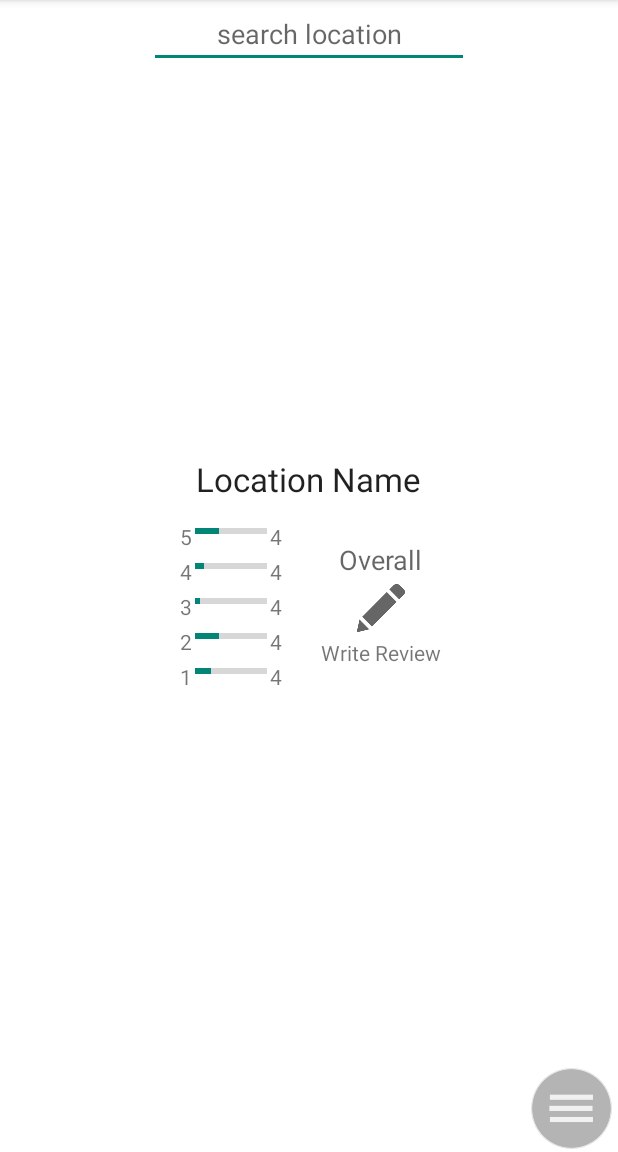
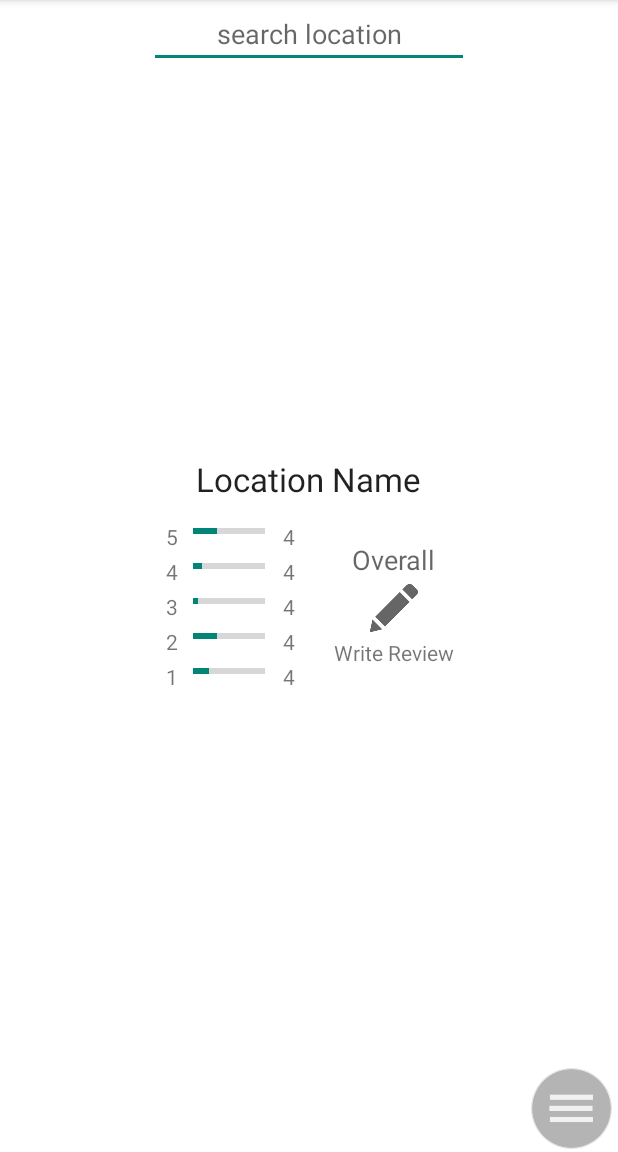
Before and after one commit to amar-p/TheBachaoProject, an Android app: the fragment ReviewFragment placed in its activity, on a phone screen of 412 x 824 dp, the part 84-1236 px from its top. Run offline under Robolectric (Android 15) with nearby library versions, the phone set to English and light mode, and no system bars; libraries missing offline, so code that uses them is left out: com.mapbox.mapboxsdk; plain views replace MapView; 14 statements that could not run were skipped.

Commit message:
search fragment added

```diff
--- a/app/src/main/java/in/jaaga/thebachaoproject/MainActivity.java
+++ b/app/src/main/java/in/jaaga/thebachaoproject/MainActivity.java
@@ -7,6 +7,7 @@ import android.content.Intent;
 import android.location.LocationManager;
 import android.net.ConnectivityManager;
 import android.net.NetworkInfo;
+import android.net.Uri;
 import android.os.AsyncTask;
 import android.provider.Settings;
 import android.support.v4.app.Fragment;
@@ -52,7 +53,7 @@ import java.util.List;
 import java.util.concurrent.ExecutionException;
 
 
-public class MainActivity extends ActionBarActivity implements View.OnClickListener,MenuFragment.OnFragmentInteractionListener,ReviewFragment.OnFragmentInteractionListener{
+public class MainActivity extends ActionBarActivity implements View.OnClickListener,MenuFragment.OnFragmentInteractionListener,SearchFragment.OnFragmentInteractionListener,ReviewFragment.OnFragmentInteractionListener{
 
 
 
@@ -60,10 +61,6 @@ public class MainActivity extends ActionBarActivity implements View.OnClickListe
     private MapView mapView;
     private ProgressBar progressBar;
     private Button menuButton;
-    private EditText edit_text_search_box;
-    private ListView suggestions;
-
-    List<String> items;
     double lat,lng;
 
 
@@ -78,10 +75,10 @@ public class MainActivity extends ActionBarActivity implements View.OnClickListe
         BoundingBox boundingBox = new BoundingBox(neLatLng,swLattLng);
 
         mapView = (MapView) findViewById(R.id.mapview);
-        suggestions= (ListView) findViewById(R.id.listView);
+
         progressBar= (ProgressBar) findViewById(R.id.progressBar);
         menuButton = (Button) findViewById(R.id.btn_menu);
-        edit_text_search_box = (EditText) findViewById(R.id.editText_search_box);
+
         menuButton.setOnClickListener(this);
         //mapView.loadFromGeoJSONURL("https://a.tiles.mapbox.com/v4/amarp.l46caon4/features.json?access_token=pk.eyJ1IjoiYW1hcnAiLCJhIjoiMzQ2Q2JpZyJ9.qNRj5mHyu5KjGwtjYoOe0w");
         mapView.zoomToBoundingBox(boundingBox);
@@ -91,16 +88,6 @@ public class MainActivity extends ActionBarActivity implements View.OnClickListe
         mapView.setAccessToken("sk.eyJ1IjoiYW1hcnAiLCJhIjoiOTZ0N2F4MCJ9.TTvMMwStKFMMN-nONyYJKA");
         //mapView.setZoom(0);
         mapView.setSaveEnabled(true);
-
-        items=new ArrayList<>();
-        //items.add("test");
-
-
-        final ArrayAdapter<String> adapter = new ArrayAdapter<String>(this,
-                R.layout.search_list_item, items);
-
-
-        suggestions.setAdapter(adapter);
 
         goToUserLocation();
 
@@ -153,42 +140,6 @@ public class MainActivity extends ActionBarActivity implements View.OnClickListe
             }
         });
 
-        edit_text_search_box.addTextChangedListener(new TextWatcher() {
-            @Override
-            public void beforeTextChanged(CharSequence s, int start, int count, int after) {
-
-            }
-
-            @Override
-            public void onTextChanged(CharSequence s, int start, int before, int count) {
-
-                //Toast.makeText(getApplicationContext(),s,Toast.LENGTH_SHORT).show();
-                //String search_query= (String) s;
-
-                ArrayAdapter<String> adapter = (ArrayAdapter<String>) suggestions.getAdapter();
-                try {
-                    adapter.addAll(searchLocation(s));
-                } catch (ExecutionException e) {
-                    e.printStackTrace();
-                } catch (InterruptedException e) {
-                    e.printStackTrace();
-                }
-                adapter.notifyDataSetChanged();
-
-
-            }
-
-            @Override
-            public void afterTextChanged(Editable s) {
-
-                if(s.length()==0 || s.length()==-1){
-                    items.clear();
-                    adapter.clear();
-                    adapter.notifyDataSetChanged();
-                }
-
-            }
-        });
 
     }
 
@@ -386,15 +337,9 @@ public class MainActivity extends ActionBarActivity implements View.OnClickListe
     @Override
     public void searchLocation() {
 
+      //  SearchFragment fragment=new SearchFragment();
+       // getSupportFragmentManager().beginTransaction().add(fragment,"search").commit();
 
-    }
-
-
-    public List<String> searchLocation(CharSequence location) throws ExecutionException, InterruptedException {
-
-        String searchLocation=location.toString();
-
-        return new searchLocationThread().execute(searchLocation).get();
 
     }
 
@@ -429,64 +374,8 @@ public class MainActivity extends ActionBarActivity implements View.OnClickListe
         }
     }
 
-    protected class searchLocationThread extends AsyncTask<String,Void,List<String>>{
+    @Override
+    public void onFragmentInteraction(Uri uri) {
 
-        @Override
-        protected List<String> doInBackground(String... params) {
-
-            URL mapboxLocationUrl= null;
-            String[] locationarray= params;
-            String location=locationarray[0];
-
-
-            try {
-                mapboxLocationUrl = new URL("http://api.tiles.mapbox.com/v4/geocode/mapbox.places-permanent/"+location+".json?access_token=sk.eyJ1IjoiYW1hcnAiLCJhIjoiOTZ0N2F4MCJ9.TTvMMwStKFMMN-nONyYJKA");
-
-                HttpURLConnection connection = (HttpURLConnection) mapboxLocationUrl.openConnection();
-                connection.connect();
-               int length=connection.getContentLength();
-                if(length==-1){}
-
-                else{
-               char[] data=new char[length];
-
-
-
-
-            InputStream inputStream=connection.getInputStream();
-            Reader reader=new InputStreamReader(inputStream);
-            reader.read(data);
-            String responseData=new String(data);
-                JSONObject jsonObject=null;
-                try {
-                    jsonObject=new JSONObject(responseData);
-
-                    JSONArray jsonArray=jsonObject.getJSONArray("features");
-                    //jsonArray.getJSONObject(1).getString("text");
-                    System.out.println(jsonArray.getJSONObject(0).getString("place_name"));
-                    System.out.println(jsonArray.getJSONObject(0).getString("center"));
-
-                    items.clear();
-                    items.add(jsonArray.getJSONObject(0).getString("place_name"));
-
-
-
-                } catch (JSONException e) {
-                    e.printStackTrace();
-                }
-
-                int responseCode= connection.getResponseCode();
-                System.out.println(responseCode);
-                }
-            } catch (MalformedURLException e) {
-                e.printStackTrace();
-            }
-            catch (IOException e) {
-                e.printStackTrace();
-            }
-
-            return items;
-        }
     }
-
 }
--- /dev/null
+++ b/app/src/main/java/in/jaaga/thebachaoproject/SearchFragment.java
@@ -0,0 +1,276 @@
+package in.jaaga.thebachaoproject;
+
+import android.app.Activity;
+import android.net.Uri;
+import android.os.AsyncTask;
+import android.os.Bundle;
+import android.support.v4.app.Fragment;
+import android.support.v4.app.ListFragment;
+import android.text.Editable;
+import android.text.TextWatcher;
+import android.view.LayoutInflater;
+import android.view.View;
+import android.view.ViewGroup;
+import android.widget.ArrayAdapter;
+import android.widget.EditText;
+import android.widget.ListView;
+
+import org.json.JSONArray;
+import org.json.JSONException;
+import org.json.JSONObject;
+
+import java.io.IOException;
+import java.io.InputStream;
+import java.io.InputStreamReader;
+import java.io.Reader;
+import java.net.HttpURLConnection;
+import java.net.MalformedURLException;
+import java.net.URL;
+import java.util.ArrayList;
+import java.util.List;
+import java.util.concurrent.ExecutionException;
+
+
+/**
+ * A simple {@link Fragment} subclass.
+ * Activities that contain this fragment must implement the
+ * {@link SearchFragment.OnFragmentInteractionListener} interface
+ * to handle interaction events.
+ * Use the {@link SearchFragment#newInstance} factory method to
+ * create an instance of this fragment.
+ */
+public class SearchFragment extends ListFragment {
+
+
+    private EditText edit_text_search_box;
+    //private ListView suggestions;
+    HttpURLConnection connection;
+    searchLocationThread thread=null;
+
+    List<String> items;
+    TextWatcher textWatcher;
+
+    // TODO: Rename parameter arguments, choose names that match
+    // the fragment initialization parameters, e.g. ARG_ITEM_NUMBER
+    private static final String ARG_PARAM1 = "param1";
+    private static final String ARG_PARAM2 = "param2";
+
+    // TODO: Rename and change types of parameters
+    private String mParam1;
+    private String mParam2;
+
+    private OnFragmentInteractionListener mListener;
+
+    /**
+     * Use this factory method to create a new instance of
+     * this fragment using the provided parameters.
+     *
+     * @param param1 Parameter 1.
+     * @param param2 Parameter 2.
+     * @return A new instance of fragment SearchFragment.
+     */
+    // TODO: Rename and change types and number of parameters
+    public static SearchFragment newInstance(String param1, String param2) {
+        SearchFragment fragment = new SearchFragment();
+        Bundle args = new Bundle();
+        args.putString(ARG_PARAM1, param1);
+        args.putString(ARG_PARAM2, param2);
+        fragment.setArguments(args);
+        return fragment;
+    }
+
+    public SearchFragment() {
+        // Required empty public constructor
+    }
+
+    @Override
+    public void onCreate(Bundle savedInstanceState) {
+        super.onCreate(savedInstanceState);
+        if (getArguments() != null) {
+            mParam1 = getArguments().getString(ARG_PARAM1);
+            mParam2 = getArguments().getString(ARG_PARAM2);
+        }
+
+
+        items=new ArrayList<>();
+        //items.add("test");
+        final ArrayAdapter<String> adapter = new ArrayAdapter<String>(getActivity(),
+                R.layout.search_list_item, items);
+
+        setListAdapter(adapter);
+
+        textWatcher=new TextWatcher() {
+            @Override
+            public void beforeTextChanged(CharSequence s, int start, int count, int after) {
+
+            }
+
+            @Override
+            public void onTextChanged(CharSequence s, int start, int before, int count) {
+
+                //Toast.makeText(getApplicationContext(),s,Toast.LENGTH_SHORT).show();
+                //String search_query= (String) s;
+
+                ArrayAdapter<String> adapter = (ArrayAdapter<String>) getListAdapter();
+                try {
+                    // adapter.clear();
+
+                    adapter.addAll(searchLocation(s));
+                } catch (ExecutionException e) {
+                    e.printStackTrace();
+                } catch (InterruptedException e) {
+                    e.printStackTrace();
+                }
+                adapter.notifyDataSetChanged();
+
+
+            }
+
+            @Override
+            public void afterTextChanged(Editable s) {
+
+                if(s.length()==0 || s.length()==-1){
+                    items.clear();
+                    adapter.clear();
+                    adapter.notifyDataSetChanged();
+                }
+
+            }
+        };
+    }
+
+    @Override
+    public View onCreateView(LayoutInflater inflater, ViewGroup container,
+                             Bundle savedInstanceState) {
+        // Inflate the layout for this fragment
+        View v=inflater.inflate(R.layout.fragment_search, container, false);
+       // suggestions= (ListView) v.findViewById(R.id.listView);
+        edit_text_search_box = (EditText) v.findViewById(R.id.editText_search_box);
+        edit_text_search_box.addTextChangedListener(textWatcher);
+
+        return v;
+    }
+
+    // TODO: Rename method, update argument and hook method into UI event
+    public void onButtonPressed(Uri uri) {
+        if (mListener != null) {
+            mListener.onFragmentInteraction(uri);
+        }
+    }
+
+    @Override
+    public void onAttach(Activity activity) {
+        super.onAttach(activity);
+        try {
+            mListener = (OnFragmentInteractionListener) activity;
+        } catch (ClassCastException e) {
+            throw new ClassCastException(activity.toString()
+                    + " must implement OnFragmentInteractionListener");
+        }
+    }
+
+    @Override
+    public void onDetach() {
+        super.onDetach();
+        mListener = null;
+    }
+
+    /**
+     * This interface must be implemented by activities that contain this
+     * fragment to allow an interaction in this fragment to be communicated
+     * to the activity and potentially other fragments contained in that
+     * activity.
+     * <p/>
+     * See the Android Training lesson <a href=
+     * "http://developer.android.com/training/basics/fragments/communicating.html"
+     * >Communicating with Other Fragments</a> for more information.
+     */
+    public interface OnFragmentInteractionListener {
+        // TODO: Update argument type and name
+        public void onFragmentInteraction(Uri uri);
+    }
+
+
+
+    public List<String> searchLocation(CharSequence location) throws ExecutionException, InterruptedException {
+
+        String searchLocation=location.toString();
+
+
+        thread=new searchLocationThread();
+
+
+        do{System.out.println("running");}while (thread.getStatus().equals(AsyncTask.Status.RUNNING));
+        List<String> result=thread.execute(searchLocation).get();
+
+        return result;
+
+    }
+
+    @Override
+    public void onListItemClick(ListView l, View v, int position, long id) {
+        super.onListItemClick(l, v, position, id);
+
+        System.out.println(items.get(position).toString());
+    }
+
+    protected class searchLocationThread extends AsyncTask<String,Void,List<String>>{
+
+        @Override
+        protected List<String> doInBackground(String... params) {
+
+
+
+            URL mapboxLocationUrl= null;
+            String[] locationarray= params;
+            String location=locationarray[0];
+
+
+            try {
+                mapboxLocationUrl = new URL("http://api.tiles.mapbox.com/v4/geocode/mapbox.places-permanent/"+location+".json?access_token=sk.eyJ1IjoiYW1hcnAiLCJhIjoiOTZ0N2F4MCJ9.TTvMMwStKFMMN-nONyYJKA");
+
+                connection = (HttpURLConnection) mapboxLocationUrl.openConnection();
+                connection.connect();
+                int length=connection.getContentLength();
+                if(length==-1){}
+
+                else{
+                    char[] data=new char[length];
+
+
+                    InputStream inputStream=connection.getInputStream();
+                    Reader reader=new InputStreamReader(inputStream);
+                    reader.read(data);
+                    String responseData=new String(data);
+                    JSONObject jsonObject=null;
+                    try {
+                        jsonObject=new JSONObject(responseData);
+
+                        JSONArray jsonArray=jsonObject.getJSONArray("features");
+                        //jsonArray.getJSONObject(1).getString("text");
+                        System.out.println(jsonArray.getJSONObject(0).getString("place_name"));
+                        System.out.println(jsonArray.getJSONObject(0).getString("center"));
+
+                        items.clear();
+                        for(int i=0;i<jsonArray.length();i++) {
+                            items.add(jsonArray.getJSONObject(i).getString("place_name"));
+                        }
+                    } catch (JSONException e) {
+                        e.printStackTrace();
+                        }
+
+                    int responseCode= connection.getResponseCode();
+                    System.out.println(responseCode);
+                }
+            } catch (MalformedURLException e) {
+                e.printStackTrace();
+            }
+            catch (IOException e) {
+                e.printStackTrace();
+            }
+
+            return items;
+        }
+    }
+
+}
--- a/app/src/main/res/layout/activity_main.xml
+++ b/app/src/main/res/layout/activity_main.xml
@@ -47,25 +47,17 @@
 
     <LinearLayout
         android:orientation="vertical"
-        android:layout_width="fill_parent"
+        android:layout_width="wrap_content"
         android:layout_height="wrap_content"
-        android:gravity="center">
+        android:gravity="center"
+        android:layout_alignParentTop="true"
+        android:layout_centerHorizontal="true">
 
-        <EditText
-            android:layout_width="wrap_content"
-            android:layout_height="wrap_content"
-            android:inputType="textPostalAddress"
-            android:ems="10"
-            android:id="@+id/editText_search_box"
-            android:gravity="center"
-            android:hint="search location" />
-
-        <ListView
-            android:layout_width="wrap_content"
-            android:layout_height="120dp"
-            android:id="@+id/listView"
-            android:layout_gravity="center"
-            android:layout_margin="2dp" />
+       <fragment
+           android:layout_width="match_parent"
+           android:layout_height="wrap_content"
+           android:name="in.jaaga.thebachaoproject.SearchFragment"
+           android:id="@+id/searchFragment"/>
     </LinearLayout>
 
 </RelativeLayout>
--- a/app/src/main/res/layout/fragment_review.xml
+++ b/app/src/main/res/layout/fragment_review.xml
@@ -52,7 +52,9 @@
                     android:layout_height="wrap_content"
                     android:id="@+id/progressBar8"
                     android:layout_column="0"
-                    android:progress="32" />
+                    android:progress="32"
+                    android:layout_marginLeft="8dp"
+                    android:layout_marginRight="10dp" />
 
                 <TextView
                     android:layout_width="wrap_content"
@@ -81,7 +83,9 @@
                     android:layout_height="wrap_content"
                     android:id="@+id/progressBar9"
                     android:layout_column="0"
-                    android:progress="12" />
+                    android:progress="12"
+                    android:layout_marginLeft="8dp"
+                    android:layout_marginRight="10dp" />
 
                 <TextView
                     android:layout_width="wrap_content"
@@ -110,7 +114,9 @@
                     android:layout_height="wrap_content"
                     android:id="@+id/progressBar10"
                     android:layout_column="0"
-                    android:progress="6" />
+                    android:progress="6"
+                    android:layout_marginLeft="8dp"
+                    android:layout_marginRight="10dp" />
 
                 <TextView
                     android:layout_width="wrap_content"
@@ -139,7 +145,9 @@
                     android:layout_height="wrap_content"
                     android:id="@+id/progressBar11"
                     android:layout_column="0"
-                    android:progress="33" />
+                    android:progress="33"
+                    android:layout_marginLeft="8dp"
+                    android:layout_marginRight="10dp" />
 
                 <TextView
                     android:layout_width="wrap_content"
@@ -168,7 +176,9 @@
                     android:layout_height="wrap_content"
                     android:id="@+id/progressBar12"
                     android:layout_column="0"
-                    android:progress="21" />
+                    android:progress="21"
+                    android:layout_marginLeft="8dp"
+                    android:layout_marginRight="10dp" />
 
                 <TextView
                     android:layout_width="wrap_content"
--- /dev/null
+++ b/app/src/main/res/layout/fragment_search.xml
@@ -0,0 +1,25 @@
+<LinearLayout xmlns:android="http://schemas.android.com/apk/res/android"
+    xmlns:tools="http://schemas.android.com/tools"  android:orientation="vertical"
+    android:layout_width="wrap_content"
+    android:layout_height="wrap_content"
+    android:gravity="center"
+    android:layout_alignParentTop="true"
+    android:layout_centerHorizontal="true">
+
+    <EditText
+        android:layout_width="wrap_content"
+        android:layout_height="wrap_content"
+        android:inputType="textPostalAddress"
+        android:ems="10"
+        android:id="@+id/editText_search_box"
+        android:gravity="center"
+        android:hint="search location" />
+
+    <ListView
+        android:layout_width="match_parent"
+        android:layout_height="120dp"
+        android:id="@android:id/list"
+        android:layout_gravity="center"
+        android:layout_margin="2dp" />
+
+</LinearLayout>
```
Also changed, not shown: 2 other files.
